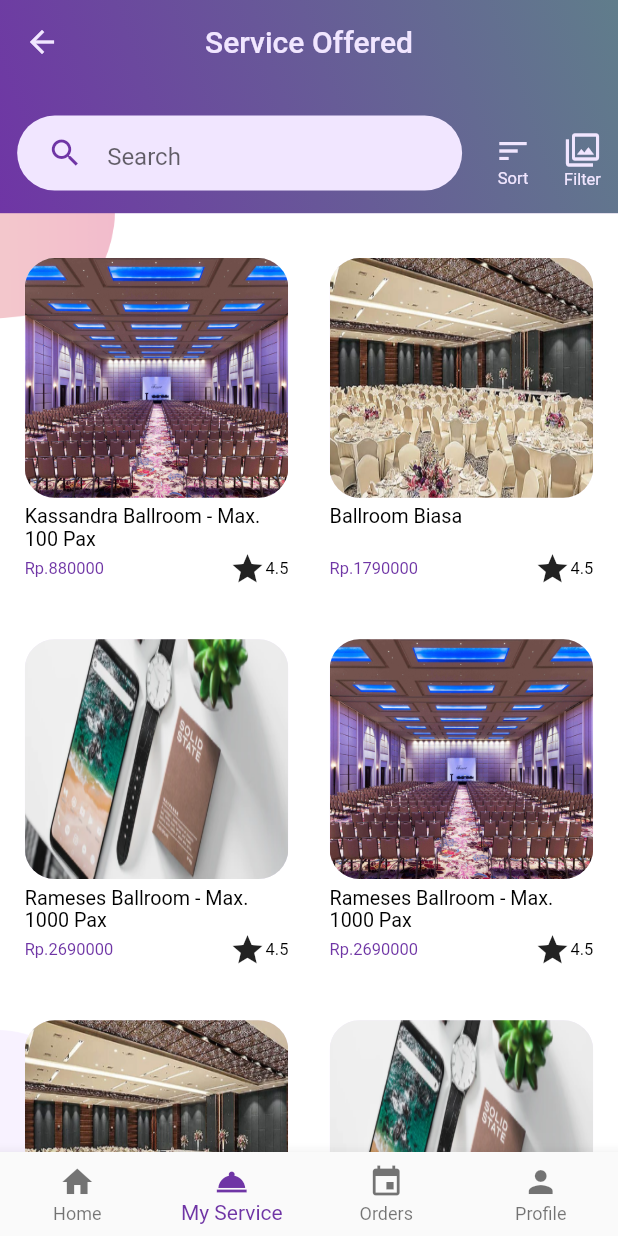
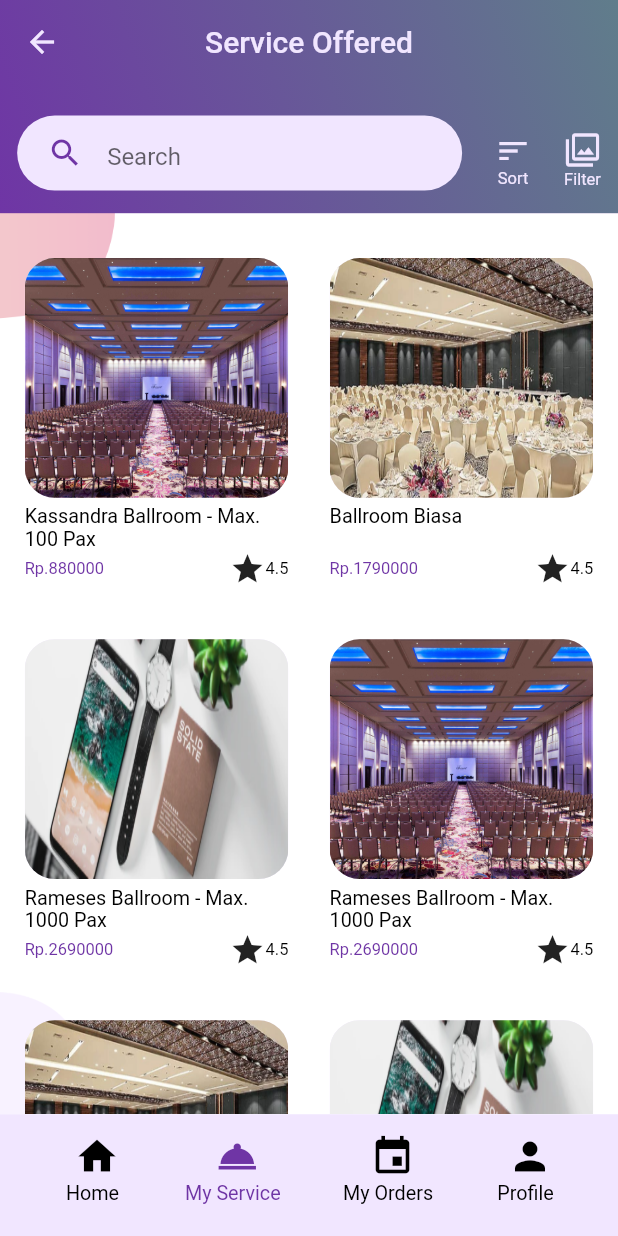
Before and after one commit to corazonsky/Go-Event-Vendor, a Flutter app: the ServiceScreen screen opened directly, on a phone screen of 412 x 824 dp. Run offline on Flutter 3.47's test engine with Material 2 defaults, Android fonts, the phone set to English and light mode, and no system bars; our stand-ins replace flutter_svg.

Commit message:
fixed bottom navigation bar

```diff
--- a/lib/Screens/Home/home_screen.dart
+++ b/lib/Screens/Home/home_screen.dart
@@ -12,8 +12,9 @@ class HomeScreen extends StatelessWidget {
         title: "Vendor Home",
       ),
       body: Body(),
-      bottomNavigationBar:
-          CustomBottomNavigationBar(currentIndex: selectedIndex),
+      bottomNavigationBar: CustomBottomNavigationBar(
+        currentIndex: selectedIndex,
+      ),
     );
   }
 }
--- a/lib/Screens/Login/components/body.dart
+++ b/lib/Screens/Login/components/body.dart
@@ -7,6 +7,7 @@ import 'package:go_event_vendor/components/rounded_button.dart';
 import 'package:go_event_vendor/components/rounded_input_field.dart';
 import 'package:go_event_vendor/components/rounded_password_field.dart';
 import 'package:flutter_svg/svg.dart';
+import 'package:go_event_vendor/routes.dart';
 import 'package:go_event_vendor/size_config.dart';
 
 class Body extends StatelessWidget {
@@ -45,14 +46,7 @@ class Body extends StatelessWidget {
             RoundedButton(
               text: "LOGIN",
               press: () {
-                Navigator.push(
-                  context,
-                  MaterialPageRoute(
-                    builder: (context) {
-                      return HomeScreen();
-                    },
-                  ),
-                );
+                Navigator.of(context).pushNamed(Routes.home);
               },
             ),
             Padding(
@@ -60,14 +54,7 @@ class Body extends StatelessWidget {
                   vertical: getProportionateScreenHeight(20)),
               child: AlreadyHaveAnAccountCheck(
                 press: () {
-                  Navigator.push(
-                    context,
-                    MaterialPageRoute(
-                      builder: (context) {
-                        return SignUpScreen();
-                      },
-                    ),
-                  );
+                  Navigator.of(context).pushNamed(Routes.signup);
                 },
               ),
             ),
--- a/lib/Screens/Service/service_screen.dart
+++ b/lib/Screens/Service/service_screen.dart
@@ -14,8 +14,9 @@ class ServiceScreen extends StatelessWidget {
         backButton: true,
       ),
       body: Body(),
-      bottomNavigationBar:
-          CustomBottomNavigationBar(currentIndex: selectedIndex),
+      bottomNavigationBar: CustomBottomNavigationBar(
+        currentIndex: selectedIndex,
+      ),
     );
   }
 }
--- a/lib/Screens/Signup/components/body.dart
+++ b/lib/Screens/Signup/components/body.dart
@@ -5,6 +5,7 @@ import 'package:go_event_vendor/components/already_have_an_account_acheck.dart';
 import 'package:go_event_vendor/components/rounded_button.dart';
 import 'package:go_event_vendor/components/rounded_input_field.dart';
 import 'package:go_event_vendor/components/rounded_password_field.dart';
+import 'package:go_event_vendor/routes.dart';
 import '../../../size_config.dart';
 
 class Body extends StatelessWidget {
@@ -65,14 +66,7 @@ class Body extends StatelessWidget {
             AlreadyHaveAnAccountCheck(
               login: false,
               press: () {
-                Navigator.push(
-                  context,
-                  MaterialPageRoute(
-                    builder: (context) {
-                      return LoginScreen();
-                    },
-                  ),
-                );
+                Navigator.of(context).pushNamed(Routes.login);
               },
             ),
           ],
--- a/lib/Screens/Welcome/components/body.dart
+++ b/lib/Screens/Welcome/components/body.dart
@@ -5,6 +5,7 @@ import 'package:go_event_vendor/Screens/Signup/signup_screen.dart';
 import 'package:go_event_vendor/Screens/Welcome/components/background.dart';
 import 'package:go_event_vendor/components/rounded_button.dart';
 import 'package:go_event_vendor/constant.dart';
+import 'package:go_event_vendor/routes.dart';
 import 'package:go_event_vendor/size_config.dart';
 
 class Body extends StatelessWidget {
@@ -29,23 +30,13 @@ class Body extends StatelessWidget {
             RoundedButton(
               text: "LOGIN",
               press: () {
-                Navigator.push(
-                  context,
-                  MaterialPageRoute(builder: (context) {
-                    return LoginScreen();
-                  }),
-                );
+                Navigator.of(context).pushNamed(Routes.login);
               },
             ),
             RoundedButton(
               text: "REGISTER",
               press: () {
-                Navigator.push(
-                  context,
-                  MaterialPageRoute(builder: (context) {
-                    return SignUpScreen();
-                  }),
-                );
+                Navigator.of(context).pushNamed(Routes.signup);
               },
               color: kPrimaryLightColor,
               textColor: Colors.black,
--- a/lib/components/custom_bottom_navbar.dart
+++ b/lib/components/custom_bottom_navbar.dart
@@ -1,30 +1,86 @@
 import 'package:flutter/material.dart';
+import 'package:go_event_vendor/routes.dart';
+import 'package:go_event_vendor/size_config.dart';
 import '../constant.dart';
 
 class CustomBottomNavigationBar extends StatelessWidget {
+  const CustomBottomNavigationBar({Key key, this.currentIndex})
+      : super(key: key);
   final int currentIndex;
-  final onTap;
-
-  const CustomBottomNavigationBar({
-    Key key,
-    this.currentIndex,
-    this.onTap,
-  }) : super(key: key);
-
   @override
   Widget build(BuildContext context) {
-    return BottomNavigationBar(
-      items: const <BottomNavigationBarItem>[
-        BottomNavigationBarItem(icon: Icon(Icons.home), label: "Home"),
-        BottomNavigationBarItem(
-            icon: Icon(Icons.room_service), label: "My Service"),
-        BottomNavigationBarItem(icon: Icon(Icons.event), label: "Orders"),
-        BottomNavigationBarItem(icon: Icon(Icons.person), label: "Profile")
-      ],
-      currentIndex: currentIndex,
-      type: BottomNavigationBarType.fixed,
-      fixedColor: kPrimaryColor,
-      onTap: onTap,
-    );
+    return Container(
+        height: getProportionateScreenHeight(80),
+        padding: EdgeInsets.only(top: 5, bottom: 10),
+        color: kPrimaryLightColor,
+        child: Row(
+          mainAxisAlignment: MainAxisAlignment.spaceEvenly,
+          children: <Widget>[
+            IconWithText(
+                text: "Home",
+                icon: Icons.home,
+                routes: Routes.home,
+                isCurrent: currentIndex == 0),
+            IconWithText(
+                text: "My Service",
+                icon: Icons.room_service,
+                routes: Routes.service,
+                isCurrent: currentIndex == 1),
+            IconWithText(
+                text: "My Orders",
+                icon: Icons.event,
+                routes: Routes.home,
+                isCurrent: currentIndex == 2),
+            IconWithText(
+                text: "Profile",
+                icon: Icons.person,
+                routes: Routes.home,
+                isCurrent: currentIndex == 3),
+          ],
+        ));
+    // return BottomNavigationBar(
+    //   items: const <BottomNavigationBarItem>[
+    //     BottomNavigationBarItem(icon: Icon(Icons.home), label: "Home"),
+    //     BottomNavigationBarItem(
+    //         icon: Icon(Icons.room_service), label: "My Service"),
+    //     BottomNavigationBarItem(icon: Icon(Icons.event), label: "Orders"),
+    //     BottomNavigationBarItem(icon: Icon(Icons.person), label: "Profile")
+    //   ],
+    //   currentIndex: currentIndex,
+    //   type: BottomNavigationBarType.fixed,
+    //   fixedColor: kPrimaryColor,
+    //   onTap: onTap,
+    // );
   }
 }
+
+class IconWithText extends StatelessWidget {
+  const IconWithText(
+      {Key key, this.text, this.icon, this.routes, this.isCurrent})
+      : super(key: key);
+  final String text;
+  final IconData icon;
+  final String routes;
+  final bool isCurrent;
+  @override
+  Widget build(BuildContext context) {
+    Color color;
+    isCurrent ? color = kPrimaryColor : color = Colors.black;
+    return Column(children: [
+      IconButton(
+          icon: Icon(icon, size: 30),
+          color: color,
+          constraints: BoxConstraints(),
+          onPressed: isCurrent
+              ? () {}
+              : () {
+                  Navigator.pushNamed(context, routes);
+                }),
+      Text(
+        text,
+        style:
+            TextStyle(color: color, fontSize: getProportionateScreenWidth(12)),
+      )
+    ]);
+  }
+}
--- a/lib/main.dart
+++ b/lib/main.dart
@@ -2,6 +2,7 @@ import 'package:flutter/material.dart';
 import 'package:go_event_vendor/Screens/Home/home_screen.dart';
 import 'package:go_event_vendor/Screens/Welcome/welcome_screen.dart';
 import 'package:go_event_vendor/constant.dart';
+import 'package:go_event_vendor/routes.dart';
 import 'Screens/Service/service_screen.dart';
 
 void main() {
@@ -18,6 +19,7 @@ class MyApp extends StatelessWidget {
       theme: ThemeData(
           primaryColor: kPrimaryColor, scaffoldBackgroundColor: Colors.white),
       home: WelcomeScreen(),
+      routes: Routes.routes,
     );
   }
 }
--- /dev/null
+++ b/lib/routes.dart
@@ -0,0 +1,28 @@
+import 'package:flutter/material.dart';
+import 'package:go_event_vendor/Screens/Home/home_screen.dart';
+import 'package:go_event_vendor/Screens/Login/login_screen.dart';
+import 'package:go_event_vendor/Screens/Service/service_screen.dart';
+import 'package:go_event_vendor/Screens/Signup/signup_screen.dart';
+import 'package:go_event_vendor/Screens/Welcome/welcome_screen.dart';
+
+class Routes {
+  Routes._(); //this is to prevent anyone from instantiate this object
+
+  static const String welcome = '/welcome';
+  static const String login = '/login';
+  static const String signup = '/signup';
+  static const String home = '/home';
+  static const String service = '/service';
+  static const String service_details = '/service_details';
+  static const String create_service = '/create_service';
+
+  static final routes = <String, WidgetBuilder>{
+    welcome: (BuildContext context) => WelcomeScreen(),
+    login: (BuildContext context) => LoginScreen(),
+    signup: (BuildContext context) => SignUpScreen(),
+    home: (BuildContext context) => HomeScreen(),
+    service: (BuildContext context) => ServiceScreen(),
+    //service_details: (BuildContext context) => CreateEditTodoScreen(),
+    //create_service: (BuildContext context) => CreateEditTodoScreen(),
+  };
+}
```
